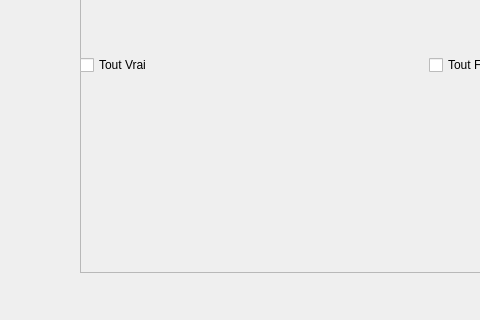
Qt form UI/Parametre.ui (Guillaume-Chauveau/CatalogageDeDocumentDeLaDIBISO) before a commit; both pictures show x 0 to 480 and y 188 to 508 of the 784 by 508 pixel window.
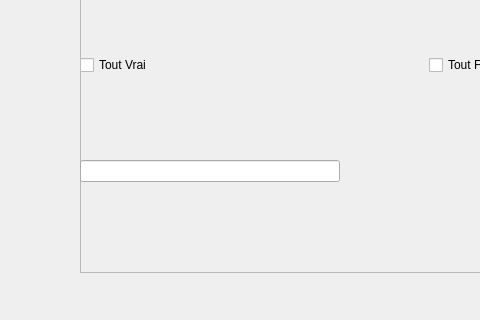
The same form after that commit.

Commit message: ajout de la case pour y rentré la clef

Diff of the .ui file:
```diff
--- a/UI/Parametre.ui
+++ b/UI/Parametre.ui
@@ -87,6 +87,9 @@
       </item>
       <item>
        <layout class="QHBoxLayout" name="horizontalLayout_3">
+        <item>
+         <widget class="QLineEdit" name="CodeConnexionAPI"/>
+        </item>
         <item>
          <spacer name="horizontalSpacer">
           <property name="orientation">
```
The commit also changes 1 other file.
